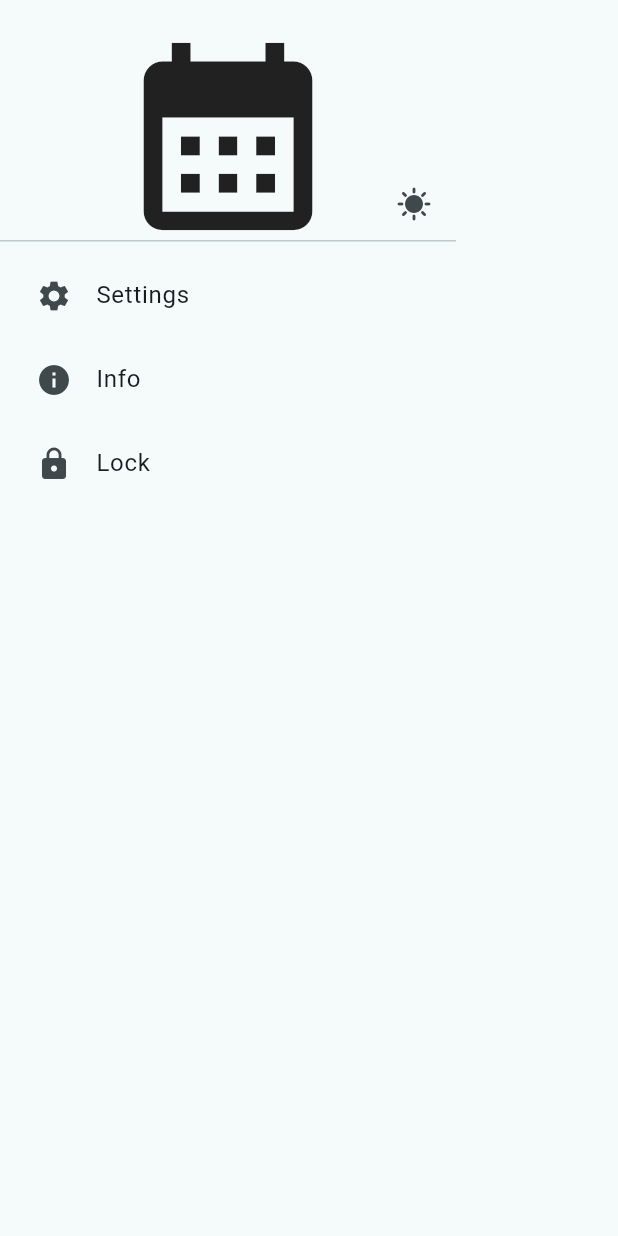
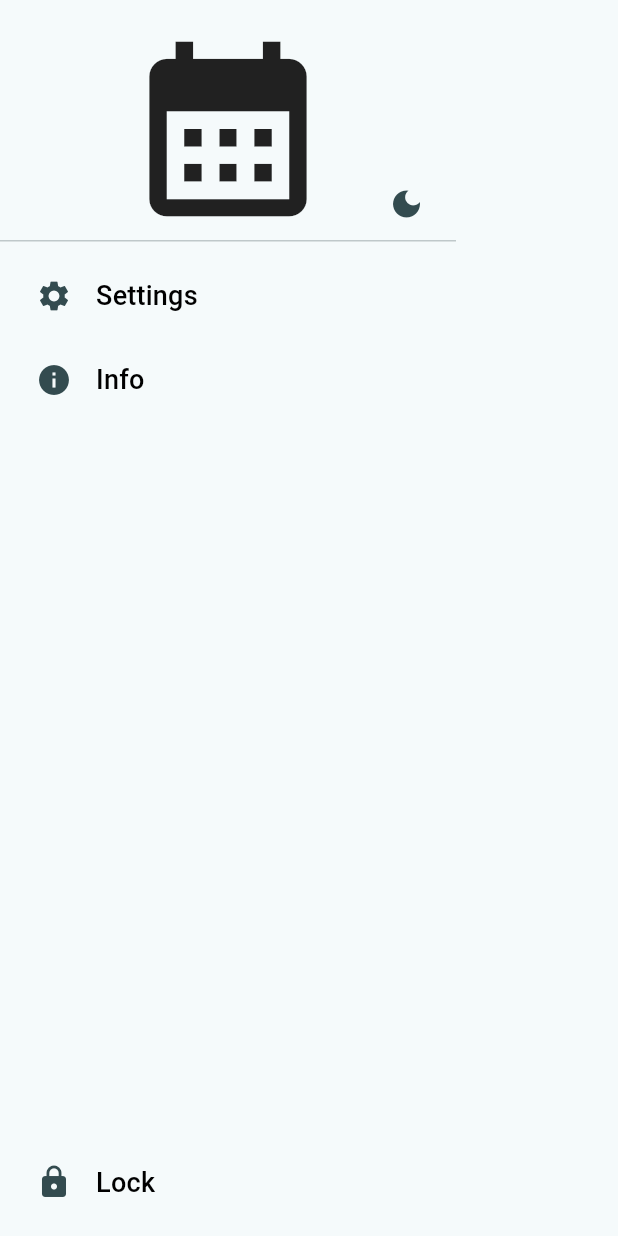
Before and after one commit to mesafntzewdu/buddy_note_taking_app, a Flutter app: the SideNavBar widget shown alone on an empty page, opened directly, on a phone screen of 412 x 824 dp. Run offline on Flutter 3.47's test engine with Material 3 defaults, Android fonts, the phone set to English and light mode, and no system bars; our stand-ins replace animated_theme_switcher; missing offline and left inert: molten_navigationbar_flutter.

```diff
--- /dev/null
+++ b/lib/provider/theme.dart
@@ -0,0 +1,23 @@
+import 'package:buddy/theme/theme.dart';
+import 'package:flutter/material.dart';
+
+class ThemeProvider with ChangeNotifier {
+  ThemeData _themeData = lightTheme;
+
+  ThemeProvider(MaterialApp materialApp);
+
+  ThemeData get themeData => _themeData;
+
+  void toggleTheme() {
+    if (_themeData == lightTheme) {
+      themeSetter(darkTheme);
+    } else {
+      themeSetter(lightTheme);
+    }
+    notifyListeners();
+  }
+
+  void themeSetter(ThemeData themeData) {
+    _themeData = themeData;
+  }
+}
--- a/lib/screen/appointment.dart
+++ b/lib/screen/appointment.dart
@@ -1,3 +1,4 @@
+import 'package:animated_theme_switcher/animated_theme_switcher.dart';
 import 'package:flutter/material.dart';
 
 class Appointment extends StatelessWidget {
@@ -7,7 +8,8 @@ class Appointment extends StatelessWidget {
 
   @override
   Widget build(context) {
-    return Scaffold(
+    return ThemeSwitchingArea(
+      child: Scaffold(
         backgroundColor: Theme.of(context).colorScheme.background,
         floatingActionButton: FloatingActionButton(
           backgroundColor: Theme.of(context).colorScheme.onSecondary,
@@ -19,6 +21,7 @@ class Appointment extends StatelessWidget {
             color: Theme.of(context).colorScheme.onSecondary,
           ),
         ),
+      ),
     );
   }
 }
--- a/lib/theme/theme.dart
+++ b/lib/theme/theme.dart
@@ -1,7 +1,6 @@
 import 'package:flutter/material.dart';
 
-class SystemTheme {
-  static ThemeData lightTheme = ThemeData(
+ThemeData lightTheme = ThemeData(
   colorSchemeSeed: Colors.grey[200],
   brightness: Brightness.light,
   textTheme: const TextTheme(
@@ -12,7 +11,7 @@ class SystemTheme {
   ),
 );
 
-  static ThemeData darkTheme = ThemeData(
+ThemeData darkTheme = ThemeData(
   colorSchemeSeed: Colors.grey[900],
   brightness: Brightness.dark,
   textTheme: const TextTheme(
@@ -22,4 +21,3 @@ class SystemTheme {
     bodyMedium: TextStyle(fontSize: 14, color: Colors.white),
   ),
 );
-}
--- a/lib/widget/side_navigation.dart
+++ b/lib/widget/side_navigation.dart
@@ -1,3 +1,6 @@
+import 'package:animated_theme_switcher/animated_theme_switcher.dart';
+import 'package:buddy/theme/theme.dart';
+import 'package:buddy/widget/theme_button.dart';
 import 'package:flutter/material.dart';
 
 class SideNavBar extends StatelessWidget {
@@ -5,55 +8,64 @@ class SideNavBar extends StatelessWidget {
 
   @override
   Widget build(context) {
-    return NavigationDrawer(
+    return ThemeSwitchingArea(
+      child: Drawer(
         backgroundColor: Theme.of(context).colorScheme.background,
+        child: Column(
           children: [
-        DrawerHeader(
+            const DrawerHeader(
               child: Stack(
+                fit: StackFit.expand,
                 alignment: Alignment.center,
                 children: [
-              const Icon(
+                  Icon(
                     Icons.calendar_month,
-                size: 150,
+                    size: 140,
                   ),
-              Positioned(
-                left: 240,
-                right: 5,
-                top: 100,
-                bottom: 5,
-                child: IconButton(
-                  onPressed: () {},
-                  icon: const Icon(Icons.sunny),
-                ),
-              )
+                  PositionedButton(),
                 ],
               ),
             ),
             Padding(
               padding: const EdgeInsets.symmetric(horizontal: 8.0),
               child: ListTile(
-            leading: const Icon(Icons.settings),
-            title: const Text('Settings'),
+                leading: Icon(
+                  Icons.settings,
+                  color: Theme.of(context).colorScheme.onSecondaryContainer,
+                ),
+                title: Text('Settings',
+                    style: Theme.of(context).textTheme.titleMedium),
                 onTap: () {},
               ),
             ),
             Padding(
               padding: const EdgeInsets.symmetric(horizontal: 8.0),
               child: ListTile(
-            leading: const Icon(Icons.info),
-            title: const Text('Info'),
+                leading: Icon(
+                  Icons.info,
+                  color: Theme.of(context).colorScheme.onSecondaryContainer,
+                ),
+                title: Text('Info',
+                    style: Theme.of(context).textTheme.titleMedium),
                 onTap: () {},
               ),
             ),
+            const Spacer(),
             Padding(
-          padding: const EdgeInsets.symmetric(horizontal: 8),
+              padding: const EdgeInsets.symmetric(horizontal: 8, vertical: 8),
               child: ListTile(
-            leading: const Icon(Icons.lock),
-            title: const Text('Lock'),
+                leading: Icon(
+                  Icons.lock,
+                  color: Theme.of(context).colorScheme.onSecondaryContainer,
+                ),
+                title: Text('Lock',
+                    style: Theme.of(context).textTheme.titleMedium),
                 onTap: () {},
               ),
             )
           ],
+        ),
+      ),
     );
   }
 }
--- /dev/null
+++ b/lib/widget/theme_button.dart
@@ -0,0 +1,35 @@
+import 'package:animated_theme_switcher/animated_theme_switcher.dart';
+import 'package:buddy/theme/theme.dart';
+import 'package:flutter/material.dart';
+
+class PositionedButton extends StatelessWidget {
+  const PositionedButton({super.key});
+
+  @override
+  Widget build(BuildContext context) {
+    return Positioned(
+      left: 235,
+      right: 5,
+      top: 100,
+      bottom: 5,
+      child: ThemeSwitcher.withTheme(
+        clipper: const ThemeSwitcherCircleClipper(),
+        builder: (context, switcher, theme) => IconButton(
+          onPressed: () {
+            switcher.changeTheme(
+              theme:
+                  theme.brightness == Brightness.light ? darkTheme : lightTheme,
+              isReversed: true,
+            );
+          },
+          icon: Icon(
+            theme.brightness == Brightness.light
+                ? Icons.dark_mode
+                : Icons.light_mode,
+            color: Theme.of(context).colorScheme.onSecondaryContainer,
+          ),
+        ),
+      ),
+    );
+  }
+}
--- a/pubspec.yaml
+++ b/pubspec.yaml
@@ -35,6 +35,9 @@ dependencies:
   # The following adds the Cupertino Icons font to your application.
   # Use with the CupertinoIcons class for iOS style icons.
   cupertino_icons: ^1.0.6
+  provider: ^6.1.2
+  animated_theme_switcher: ^2.0.10
+  molten_navigationbar_flutter: ^1.0.1
 
 dev_dependencies:
   flutter_test:
```
Also changed, not shown: lib/main.dart (+10 -7 lines), lib/screen/bottom_navigation.dart (+27 -16 lines), lib/screen/task.dart (+8 -5 lines), pubspec.lock. Lines whose indentation alone changed are shown as unchanged.
